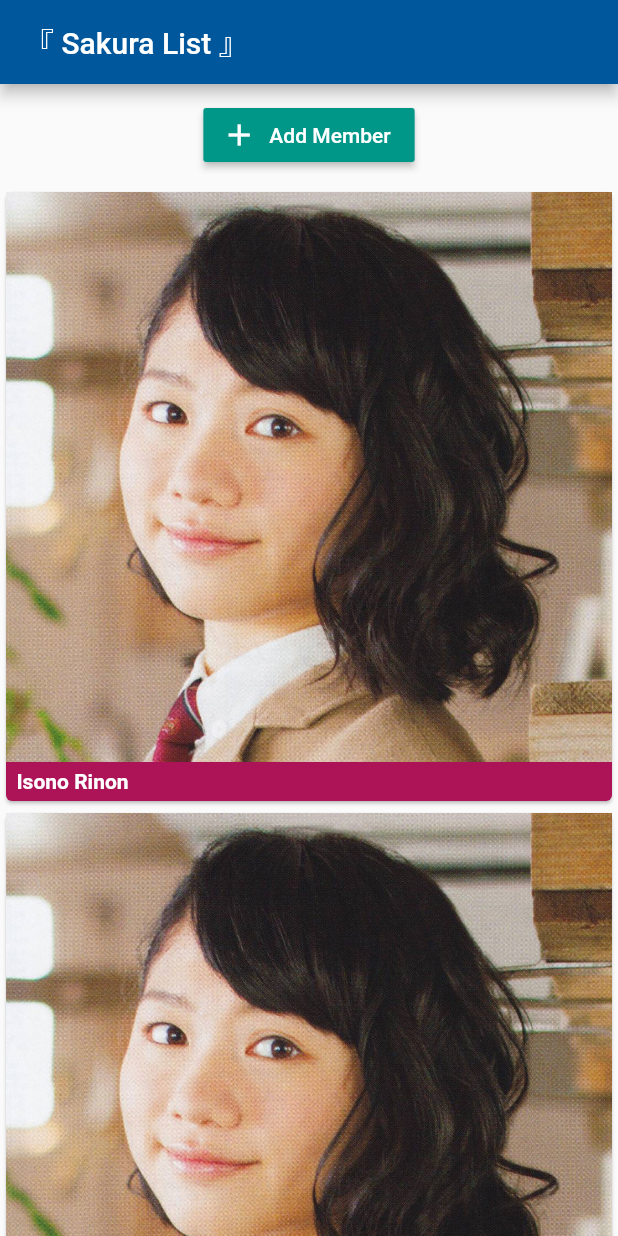
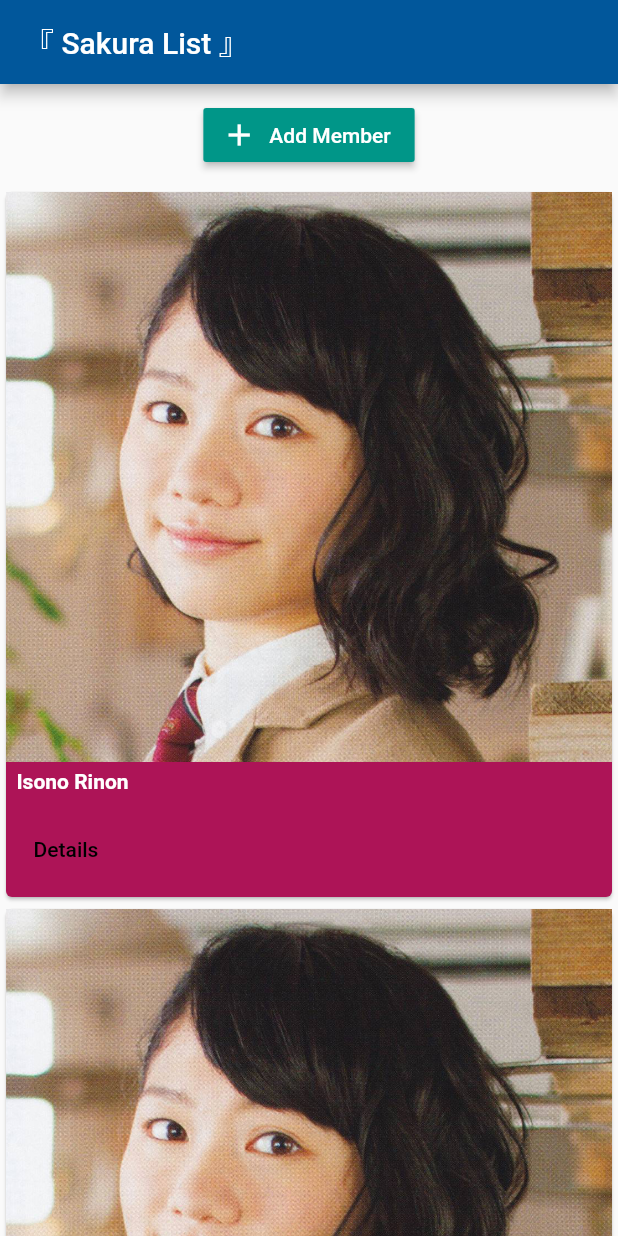
Before and after one commit to emmanuelsw/flutter_sg, a Flutter app: the screen it shows after launch, after a tap on "Add Member", on a phone screen of 412 x 824 dp. Run offline on Flutter 3.47's test engine with Material 2 defaults, Android fonts, the phone set to English and light mode, and no system bars.

Commit message:
Basic navigation

```diff
--- a/lib/main.dart
+++ b/lib/main.dart
@@ -1,8 +1,9 @@
 import 'package:flutter/material.dart';
 
-import './member_manager.dart';
+import './pages/home.dart';
 
 void main() {
+  // debugPaintSizeEnabled = true;
   runApp(MyApp());
 }
 
@@ -11,13 +12,7 @@ class MyApp extends StatelessWidget {
   Widget build(BuildContext context) {
     return MaterialApp(
       debugShowCheckedModeBanner: false,
-      home: Scaffold(
-        appBar: AppBar(
-          backgroundColor: Colors.lightBlue[900],
-          title: Text('『 Sakura List 』'),
-        ),
-        body: MemberManager(startingMember: 'Isono Rinon'),
-      ),
+      home: HomePage(),
     );
   }
 }
--- a/lib/members.dart
+++ b/lib/members.dart
@@ -1,4 +1,6 @@
 import 'package:flutter/material.dart';
+
+import './pages/member.dart';
 
 class Members extends StatelessWidget {
   final List<String> members;
@@ -19,6 +21,20 @@ class Members extends StatelessWidget {
               style: TextStyle(color: Colors.white, fontWeight: FontWeight.bold),
             ),
           ),
+          ButtonBar(
+            alignment: MainAxisAlignment.start,
+            children: <Widget>[
+              FlatButton(
+                child: Text('Details'),
+                onPressed: () => Navigator.push(
+                  context,
+                  MaterialPageRoute(
+                    builder: (BuildContext context) => MemberPage(),
+                  ),
+                ),
+              )
+            ],
+          )
         ],
       ),
     );
--- /dev/null
+++ b/lib/pages/home.dart
@@ -0,0 +1,16 @@
+import 'package:flutter/material.dart';
+
+import '../member_manager.dart';
+
+class HomePage extends StatelessWidget {
+  @override
+  Widget build(BuildContext context) {
+    return Scaffold(
+      appBar: AppBar(
+        backgroundColor: Colors.lightBlue[900],
+        title: Text('『 Sakura List 』'),
+      ),
+      body: MemberManager(startingMember: 'Isono Rinon'),
+    );
+  }
+}
```
Also changed, not shown: lib/pages/member.dart (added, +23 -0 lines).
